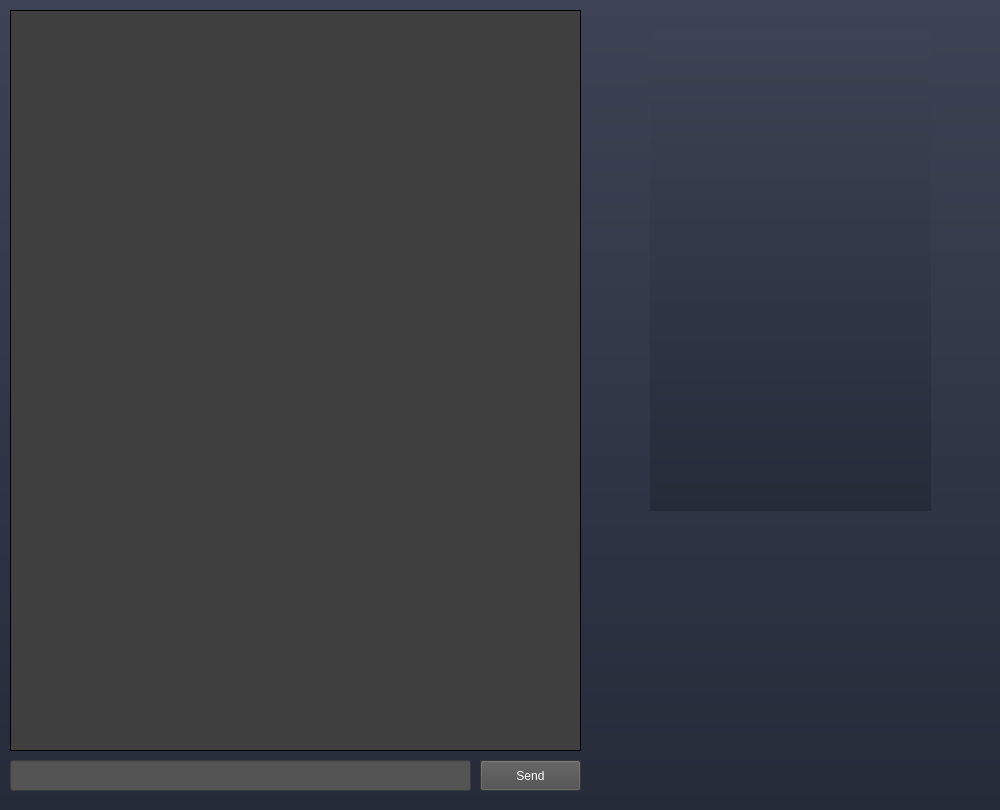
Before: the Qt Designer form Client/DeisgnerWindow.ui in dicemaster5/comp260-server, drawn with Qt 5.
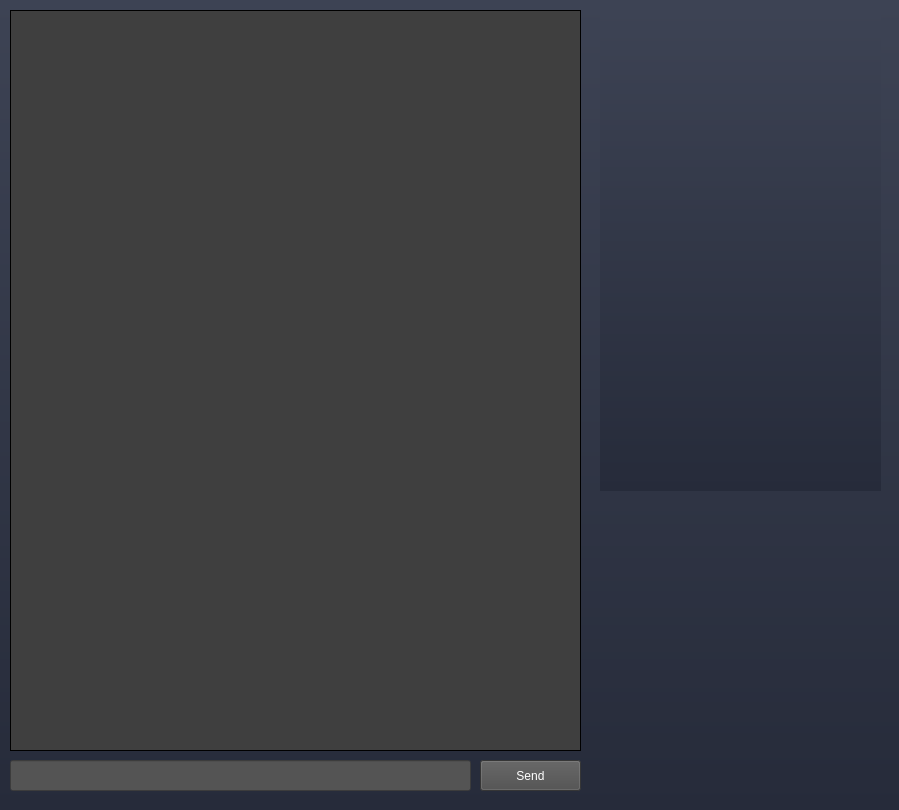
After: the same form once the commit is applied. Icons and pictures are not drawn.

```diff
--- a/Client/DeisgnerWindow.ui
+++ b/Client/DeisgnerWindow.ui
@@ -9,7 +9,7 @@
    <rect>
     <x>0</x>
     <y>0</y>
-    <width>1000</width>
+    <width>899</width>
     <height>810</height>
    </rect>
   </property>
@@ -99,8 +99,8 @@
    <widget class="QLabel" name="label">
     <property name="geometry">
      <rect>
-      <x>650</x>
-      <y>30</y>
+      <x>600</x>
+      <y>10</y>
       <width>281</width>
       <height>481</height>
      </rect>
```
